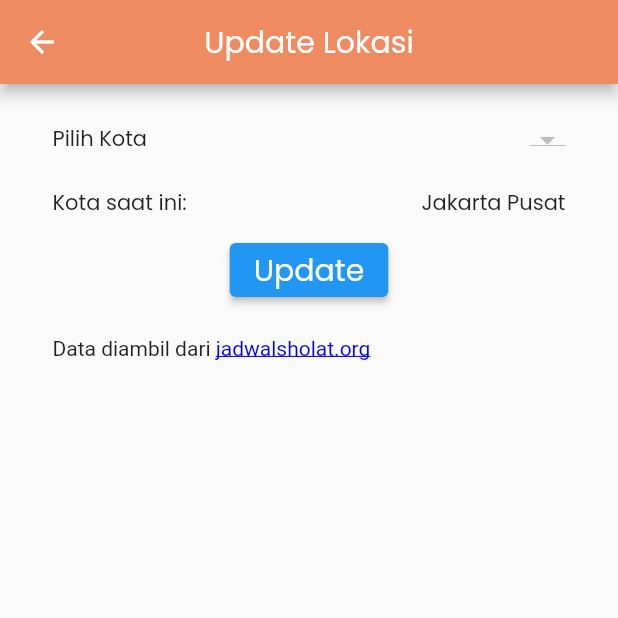
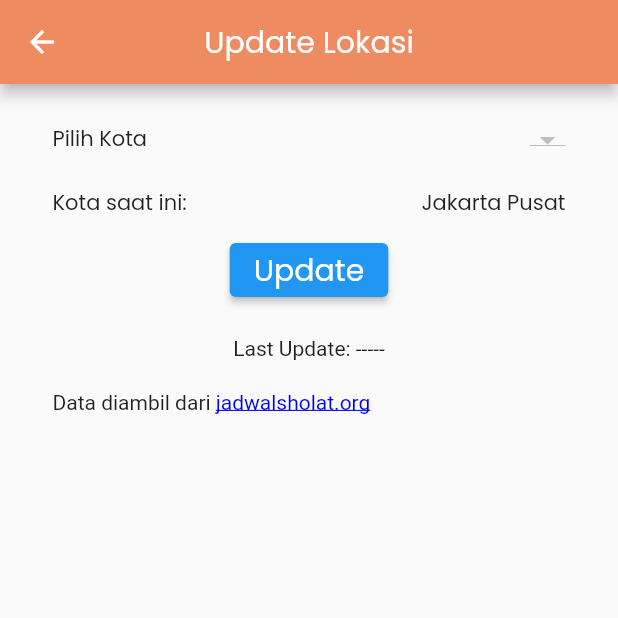
Before and after one commit to mayudevID/SolatApp, a Flutter app: the UpdatePage screen opened directly, after a tap on "Update", on a phone screen of 412 x 824 dp, the top half of it. Run offline on Flutter 3.47's test engine with Material 2 defaults, Android fonts, the light colour scheme and no system bars; our stand-ins replace fluttertoast, rxdart, shared_preferences; accounts and stored records are empty; network calls fail.

Commit message:
Update Page

```diff
--- a/lib/update_page.dart
+++ b/lib/update_page.dart
@@ -3,6 +3,7 @@ import 'dart:convert';
 import 'dart:io';
 import 'package:flutter/material.dart';
 import 'package:fluttertoast/fluttertoast.dart';
+import 'package:intl/intl.dart';
 import 'package:shared_preferences/shared_preferences.dart';
 import 'package:url_launcher/url_launcher.dart';
 import 'package:solat_app/main.dart';
@@ -33,12 +34,14 @@ class UpdatePage extends StatefulWidget {
 
 class _UpdatePageState extends State<UpdatePage> {
   static String cityNow = "-";
+  static String lastUpdate = "";
   static String dropDownValue = "Ambarawa";
   List<dynamic> listCity = [];
 
   void getPref() async {
     SharedPreferences preferences = await SharedPreferences.getInstance();
     cityNow = preferences.getString('city2') ?? "Jakarta Pusat";
+    lastUpdate = preferences.getString('lastup') ?? "-----";
   }
 
   Future<void> startUpdate() async {
@@ -81,10 +84,6 @@ class _UpdatePageState extends State<UpdatePage> {
         List scriptUpdate = [data, schedule, cityFix];
         streamController.add(scriptUpdate);
 
-        setState(() {
-          cityNow = cityFix;
-        });
-
         Fluttertoast.showToast(
           msg: 'Lokasi telah dirubah! ($cityFix)',
           toastLength: Toast.LENGTH_LONG,
@@ -98,6 +97,15 @@ class _UpdatePageState extends State<UpdatePage> {
         gravity: ToastGravity.BOTTOM,
       );
     }
+
+    DateTime now = DateTime.now();
+    DateFormat formatter = DateFormat('dd-MM-yyyy hh:mm:ss');
+    lastUpdate = formatter.format(now);
+    preferences.setString('lastup', lastUpdate);
+
+    setState(() {
+      cityNow = cityFix;
+    });
   }
 
   @override
@@ -208,6 +216,12 @@ class _UpdatePageState extends State<UpdatePage> {
               ),
             ),
           ),
+          Center(
+            child: Padding(
+              padding: EdgeInsets.only(bottom: 20),
+              child: Text("Last Update: " + lastUpdate),
+            ),
+          ),
           Padding(
             padding: EdgeInsets.fromLTRB(35, 0, 35, 0),
             child: Align(
```
